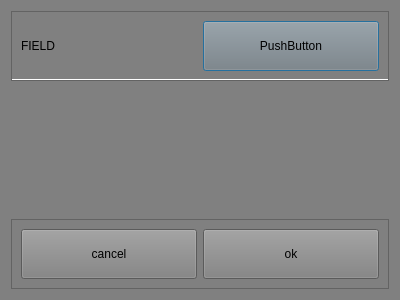
Before: the Qt Designer form flipVerticalLayout/dialog.ui in laszlo-avotra-tips/layout, drawn with Qt 5.
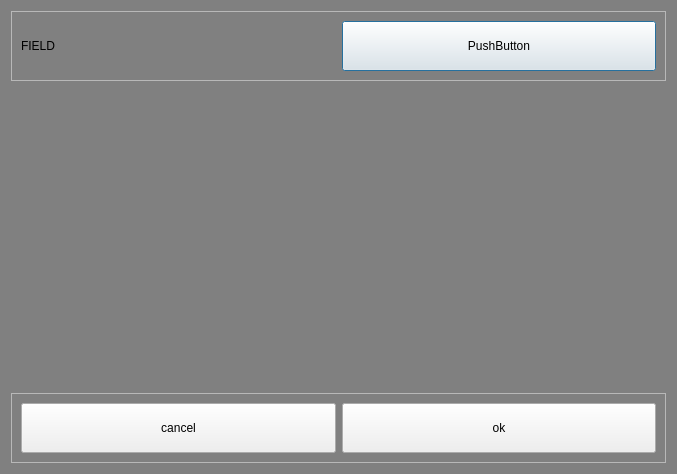
After: the same form once the commit is applied.

Patch:
```diff
--- a/flipVerticalLayout/dialog.ui
+++ b/flipVerticalLayout/dialog.ui
@@ -6,15 +6,20 @@
    <rect>
     <x>0</x>
     <y>0</y>
-    <width>400</width>
-    <height>300</height>
+    <width>677</width>
+    <height>474</height>
    </rect>
   </property>
   <property name="windowTitle">
    <string>Dialog</string>
   </property>
   <property name="styleSheet">
-   <string notr="true">background-color: grey;</string>
+   <string notr="true">QDialog{
+background-color: grey;
+}
+QFrame{
+border-bottom: 2px solid white;
+}</string>
   </property>
   <property name="modal">
    <bool>true</bool>
@@ -23,7 +28,7 @@
    <item>
     <widget class="QFrame" name="frame">
      <property name="styleSheet">
-      <string notr="true">border-bottom: 2px solid white;</string>
+      <string notr="true"/>
      </property>
      <property name="frameShape">
       <enum>QFrame::StyledPanel</enum>
@@ -41,7 +46,7 @@
          </size>
         </property>
         <property name="styleSheet">
-         <string notr="true">border: 0px</string>
+         <string notr="true"/>
         </property>
         <property name="text">
          <string>FIELD</string>
```
